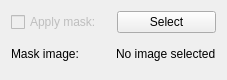
Qt form lavuelib/ui/MaskWidget.ui (syncope/lavue) before a commit.
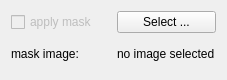
The same form after that commit.

```diff
--- a/lavuelib/ui/MaskWidget.ui
+++ b/lavuelib/ui/MaskWidget.ui
@@ -27,7 +27,7 @@
           <string>&lt;html&gt;&lt;head/&gt;&lt;body&gt;&lt;p&gt;apply mask to the image&lt;/p&gt;&lt;/body&gt;&lt;/html&gt;</string>
          </property>
          <property name="text">
-          <string>Apply mask:</string>
+          <string>apply mask</string>
          </property>
         </widget>
        </item>
@@ -37,7 +37,7 @@
           <string>&lt;html&gt;&lt;head/&gt;&lt;body&gt;&lt;p&gt;select file for the mask&lt;/p&gt;&lt;/body&gt;&lt;/html&gt;</string>
          </property>
          <property name="text">
-          <string>Select</string>
+          <string>Select ...</string>
          </property>
         </widget>
        </item>
@@ -51,7 +51,7 @@
           <string>&lt;html&gt;&lt;head/&gt;&lt;body&gt;&lt;p&gt;mask image file name&lt;/p&gt;&lt;/body&gt;&lt;/html&gt;</string>
          </property>
          <property name="text">
-          <string>Mask image:</string>
+          <string>mask image:</string>
          </property>
         </widget>
        </item>
@@ -61,7 +61,7 @@
           <string>&lt;html&gt;&lt;head/&gt;&lt;body&gt;&lt;p&gt;mask image file name&lt;/p&gt;&lt;/body&gt;&lt;/html&gt;</string>
          </property>
          <property name="text">
-          <string>No image selected</string>
+          <string>no image selected</string>
          </property>
         </widget>
        </item>
```
